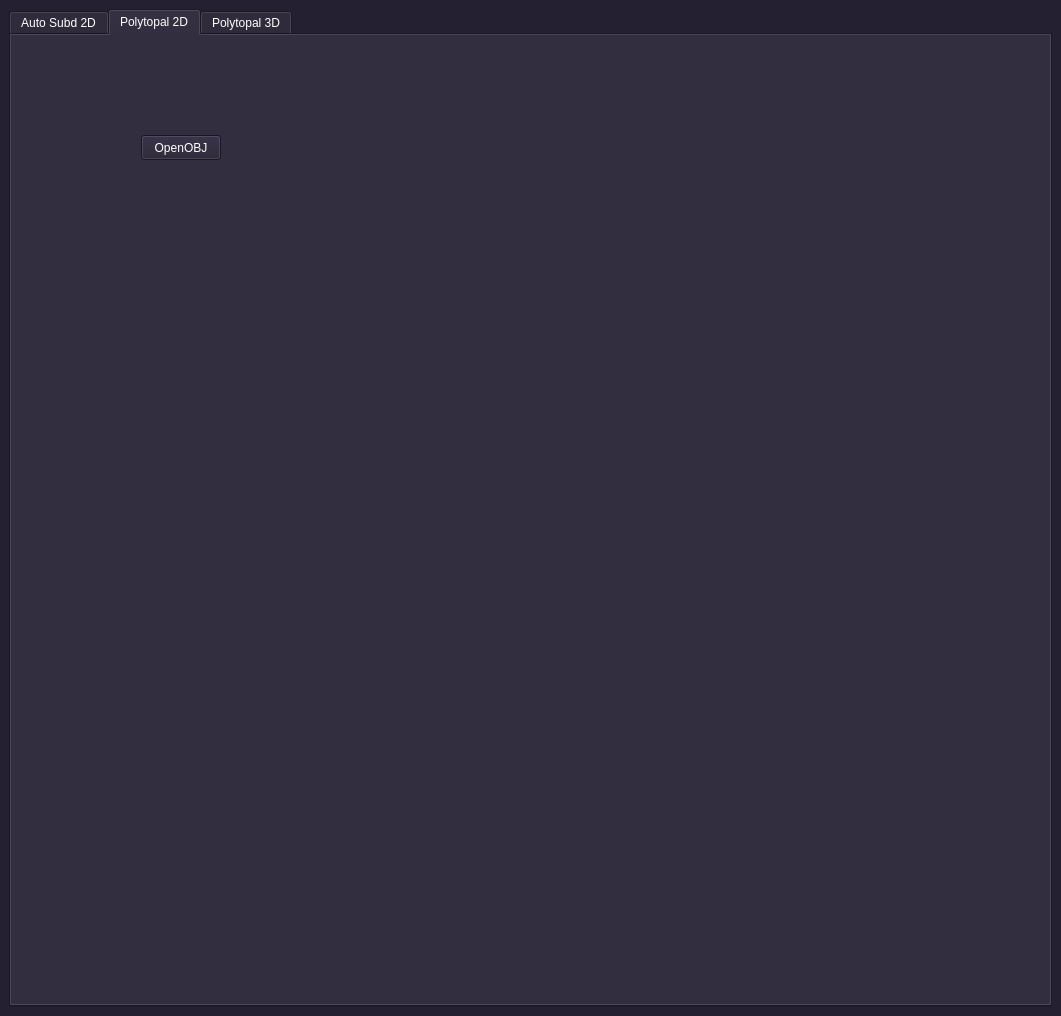
The window that src/gui/mainwindow.ui (borisbordeaux/Auto_Frac) describes before a commit, drawn with Qt 5.
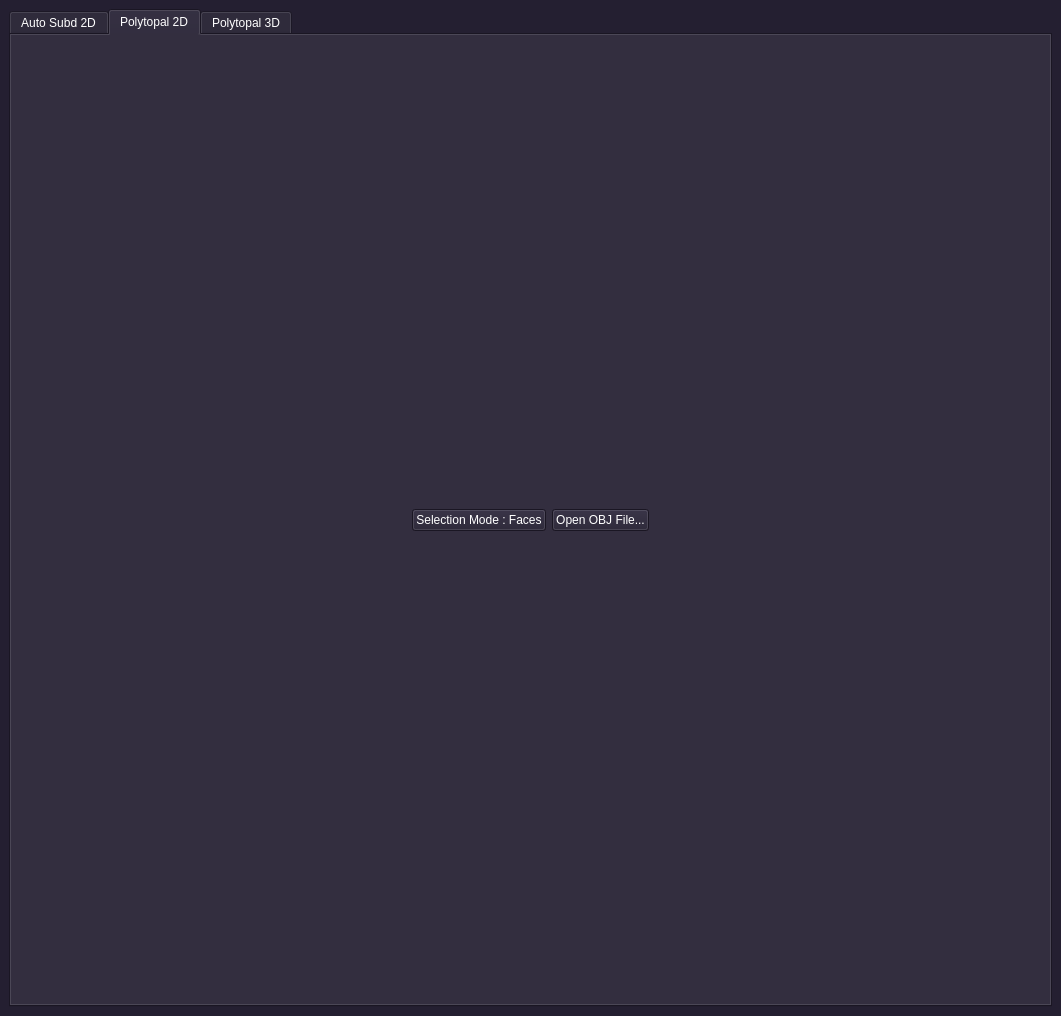
The same window after the commit. The open tabs and pages were chosen to show the change.

Commit message: Added polyhedron view using OpenGL

What changed in the file:
```diff
--- a/src/gui/mainwindow.ui
+++ b/src/gui/mainwindow.ui
@@ -1435,19 +1435,59 @@
        <attribute name="title">
         <string>Polytopal 2D</string>
        </attribute>
-       <widget class="QPushButton" name="pushButton_openOBJ">
-        <property name="geometry">
-         <rect>
-          <x>130</x>
-          <y>100</y>
-          <width>80</width>
-          <height>25</height>
-         </rect>
-        </property>
-        <property name="text">
-         <string>OpenOBJ</string>
-        </property>
-       </widget>
+       <layout class="QGridLayout" name="gridLayout">
+        <item row="0" column="0">
+         <layout class="QVBoxLayout" name="verticalLayout_poly2D">
+          <item>
+           <layout class="QHBoxLayout" name="horizontalLayout_8">
+            <property name="sizeConstraint">
+             <enum>QLayout::SetMinimumSize</enum>
+            </property>
+            <item>
+             <spacer name="horizontalSpacer_12">
+              <property name="orientation">
+               <enum>Qt::Horizontal</enum>
+              </property>
+              <property name="sizeHint" stdset="0">
+               <size>
+                <width>40</width>
+                <height>20</height>
+               </size>
+              </property>
+             </spacer>
+            </item>
+            <item>
+             <widget class="QPushButton" name="pushButton_changeSelectionMode">
+              <property name="text">
+               <string>Selection Mode : Faces</string>
+              </property>
+             </widget>
+            </item>
+            <item>
+             <widget class="QPushButton" name="pushButton_openOBJ">
+              <property name="text">
+               <string>Open OBJ File...</string>
+              </property>
+             </widget>
+            </item>
+            <item>
+             <spacer name="horizontalSpacer_11">
+              <property name="orientation">
+               <enum>Qt::Horizontal</enum>
+              </property>
+              <property name="sizeHint" stdset="0">
+               <size>
+                <width>40</width>
+                <height>20</height>
+               </size>
+              </property>
+             </spacer>
+            </item>
+           </layout>
+          </item>
+         </layout>
+        </item>
+       </layout>
       </widget>
       <widget class="QWidget" name="tab_3">
        <attribute name="title">
```
Left out of the diff: 23 changed lines with no effect on the pictures. The commit also changes 25 other files.
